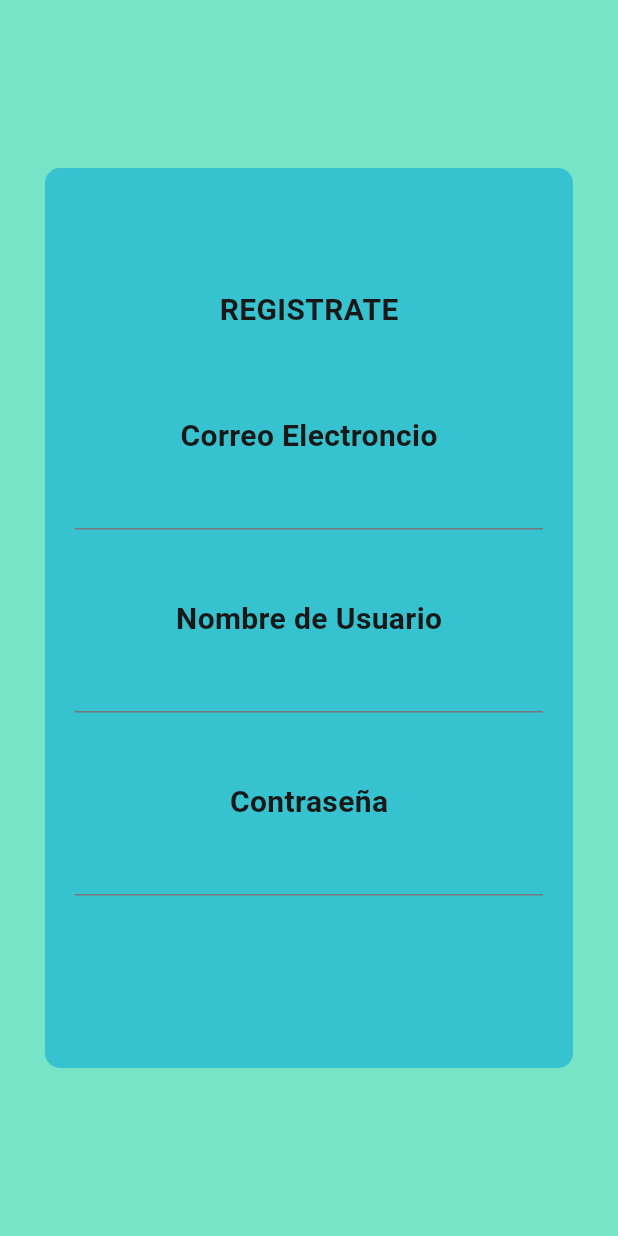
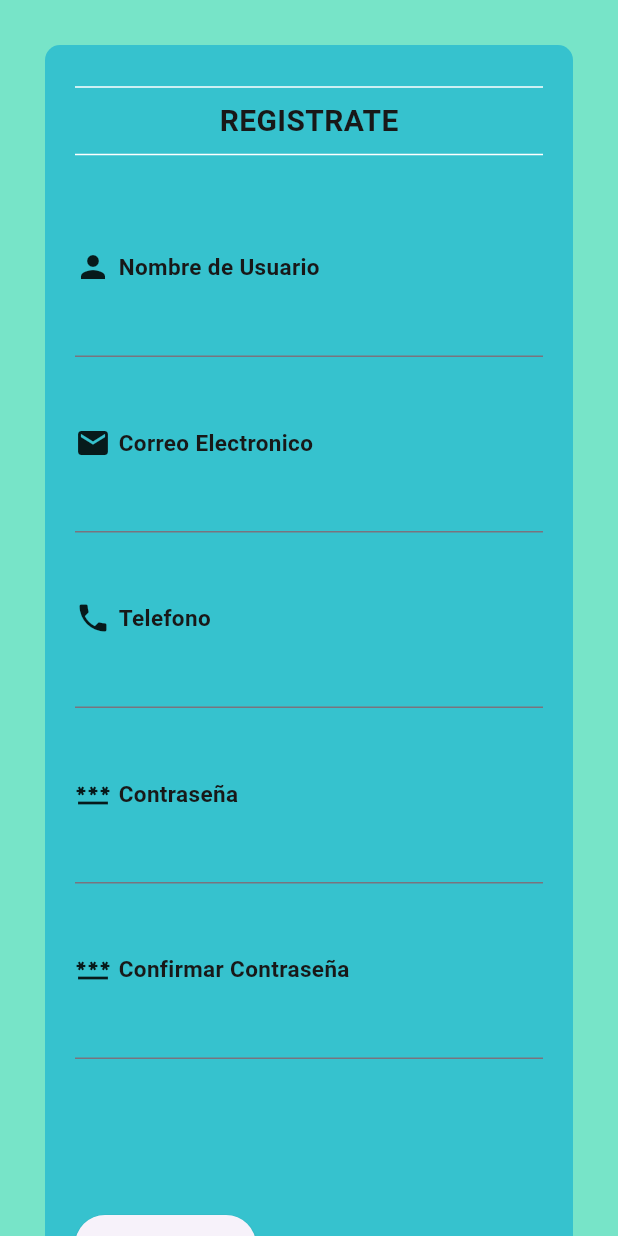
Before and after one commit to dandresrp/login, a Flutter app: the PantallaRegistro screen opened by its route, on a phone screen of 412 x 824 dp. Run offline on Flutter 3.47's test engine with Material 3 defaults, Android fonts, the phone set to English and light mode, and no system bars.

Commit message:
Nueva pantalla-home y diseño de pantalla-registro

```diff
--- a/lib/main.dart
+++ b/lib/main.dart
@@ -1,4 +1,5 @@
 import 'package:flutter/material.dart';
+import 'package:login/pantalla_home.dart';
 import 'package:login/pantalla_registro.dart';
 import 'iniciar_sesion.dart';
 
@@ -14,7 +15,8 @@ class MyApp extends StatelessWidget	{
         initialRoute: 'iniciarSesion',
         routes: {
           'iniciarSesion': (context) => InicioSesion(),
-          'registro': (context) => PantallaRegistro()
+          'registro': (context) => PantallaRegistro(),
+          'home': (context) => PantallaHome(),
         },
      );
   }
--- /dev/null
+++ b/lib/pantalla_home.dart
@@ -0,0 +1,26 @@
+import 'package:flutter/material.dart';
+
+class PantallaHome extends StatelessWidget {
+  const PantallaHome({super.key});
+
+  @override
+  Widget build(BuildContext context) {
+    return Scaffold(
+      appBar: AppBar(
+        title: Text('Home'),
+        centerTitle: true,
+      ),
+      body: Center(
+        child: Column(
+          mainAxisAlignment: MainAxisAlignment.center,
+          children: const [
+            Text('Bienvenido Viajero')
+          ],
+        ),
+      ),
+
+
+
+    );
+  }
+}
--- a/lib/pantalla_registro.dart
+++ b/lib/pantalla_registro.dart
@@ -6,7 +6,14 @@ class PantallaRegistro extends StatelessWidget {
   @override
   Widget build(BuildContext context) {
     return Scaffold(
-      body: Container(
+      // appBar: AppBar(
+      //   title: Text('Registrate'),
+      //   centerTitle: true,
+      // ),
+
+      body: SingleChildScrollView(
+        controller: ScrollController(),
+        child: Container(
           color: Color.fromRGBO(119, 228, 200, 150),
           child: Center(
             child: Container(
@@ -14,13 +21,14 @@ class PantallaRegistro extends StatelessWidget {
                 color: Color.fromRGBO(54, 194, 206, 60),
                 borderRadius: BorderRadius.circular(10.0)
               ),
+
               margin: EdgeInsets.all(30),
               padding: EdgeInsets.all(20),
-            height: 600,
+              height: 1000,
               child: Column(
                 mainAxisAlignment: MainAxisAlignment.start,
                 children: [
-                SizedBox(height: 60,),
+                  Divider(color: Colors.white,),
                     Text('REGISTRATE', style:
                       TextStyle
                       (
@@ -29,55 +37,147 @@ class PantallaRegistro extends StatelessWidget {
                         fontWeight: FontWeight.bold
                       ),
                     ),
+                    Divider(color: Colors.white,),
                   SizedBox(height:55,),
-                Text('Correo Electroncio', style:
-                  TextStyle
-                  (
-                    color: Color.fromRGBO(24, 24, 24, 1),
-                    fontSize: 20,
-                    fontWeight: FontWeight.bold
-                  ),
-                ),
-                Form(
-                  child: Column(
-                    children: [
-                      TextFormField()
-                    ],
-                  )
-                ),
-                SizedBox(height:45,),
+
+                  //NOMBRE DE USUARIO
+                  Row(
+                    children: const [
+                      Icon(Icons.person),
+                      SizedBox(width: 5,),
                       Text('Nombre de Usuario', style:
                         TextStyle
                         (
                           color: Color.fromRGBO(24, 24, 24, 1),
-                    fontSize: 20,
+                          fontSize: 15,
                           fontWeight: FontWeight.bold
                         ),
                       ),
+                    ],
+                  ),
                   Form(
-                  child: Column(
-                    children: [
-                      TextFormField()
-                    ],
-                  )
+                    child: TextFormField()
                   ),
                   SizedBox(height:45,),
+
+                  //CORREO ELECTRONICO
+                  Row(
+                    children: const [
+                      Icon(Icons.mail),
+                      SizedBox(width: 5,),
+                      Text('Correo Electronico', style:
+                        TextStyle
+                        (
+                          color: Color.fromRGBO(24, 24, 24, 1),
+                          fontSize: 15,
+                          fontWeight: FontWeight.bold
+                        ),
+                      ),
+                    ],
+                  ),
+                  Form(
+                    child: TextFormField()
+                  ),
+                  SizedBox(height:45,),
+
+                  //TELEFONO
+                  Row(
+                    children: const [
+                      Icon(Icons.phone),
+                      SizedBox(width: 5,),
+                      Text('Telefono', style:
+                        TextStyle
+                        (
+                          color: Color.fromRGBO(24, 24, 24, 1),
+                          fontSize: 15,
+                          fontWeight: FontWeight.bold
+                        ),
+                      ),
+                    ],
+                  ),
+                  Form(
+                    child: TextFormField()
+                  ),
+                  SizedBox(height:45,),
+
+                  //CONTRASEÑA
+                  Row(
+                    children: const [
+                      Icon(Icons.password),
+                      SizedBox(width: 5,),
                       Text('Contraseña', style:
                         TextStyle
                         (
                           color: Color.fromRGBO(24, 24, 24, 1),
-                    fontSize: 20,
+                          fontSize: 15,
                           fontWeight: FontWeight.bold
                         ),
                       ),
+                    ],
+                  ),
                   Form(
-                  child: Column(
+                    child: TextFormField(obscureText: true,)
+                  ),
+                  SizedBox(height:45,),
+
+                  //CONFIRMAR CONTRASEÑA
+                  Row(
+                    children: const [
+                      Icon(Icons.password),
+                      SizedBox(width: 5,),
+                      Text('Confirmar Contraseña', style:
+                        TextStyle
+                        (
+                          color: Color.fromRGBO(24, 24, 24, 1),
+                          fontSize: 15,
+                          fontWeight: FontWeight.bold
+                        ),
+                      ),
+                    ],
+                  ),
+                  Form(
+                    child: TextFormField(obscureText: true)
+                  ),SizedBox(height:45,),
+                  SizedBox(height:55,),
+
+                  //Botones
+                  Row(
                     children: [
-                      TextFormField()
+                      ElevatedButton(
+                        onPressed: () {
+                          Navigator.of(context).pushNamed('home');
+                        },
+                        child: Text('Registrarse')
+                        ),
+                    ],
+                  ),
+                  Row(
+                    children: [
+                      TextButton(
+                        onPressed: () {
+                          Navigator.of(context).pushNamed('iniciarSesion');
+                        },
+                        child: Text('¿Ya tienes una cuenta?'),
+                      )
                     ],
                   )
+
+
+
+
+
+
+
+
+
+
+
+
+
+
+
+                ],
               ),
-              ],
             ),
           ),
         ),
```
Lines whose indentation alone changed are shown as unchanged.
